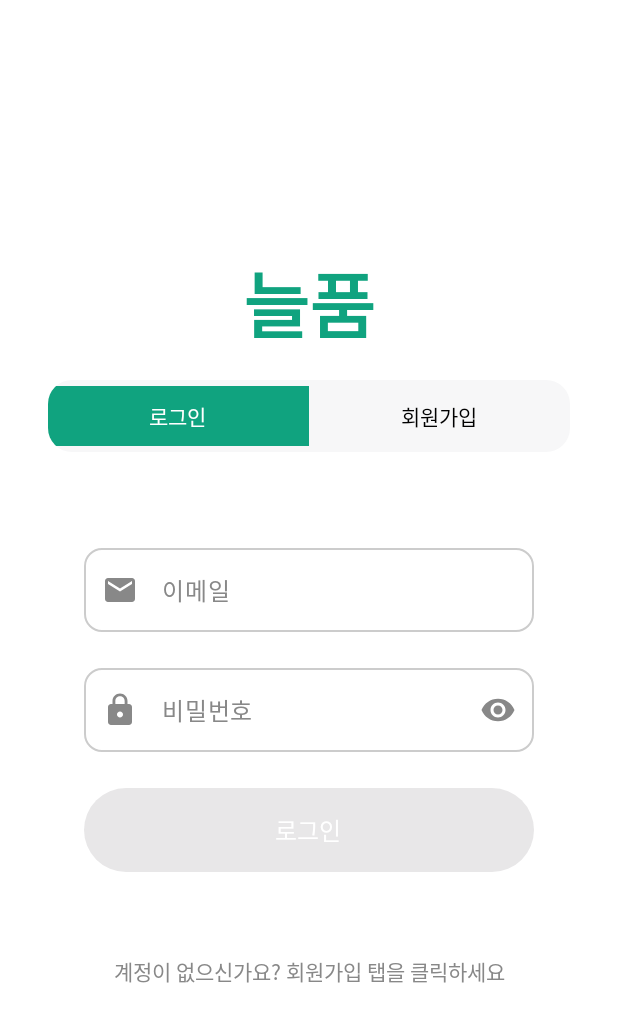
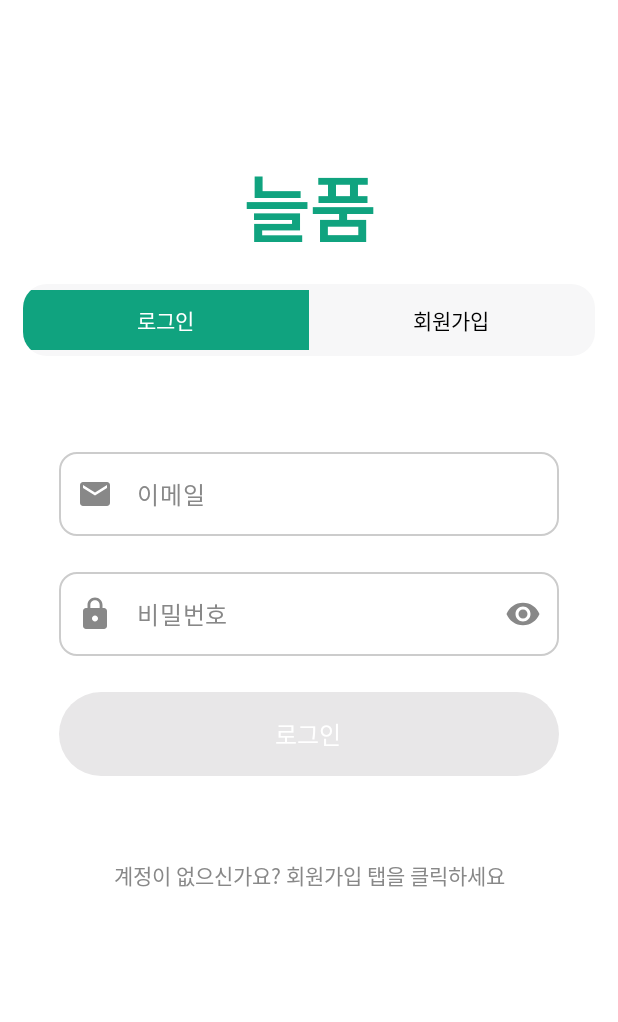
Before and after one commit to DAIOSFoundation/pwooda, an Android app built with Jetpack Compose: the screen it shows after launch (LoginActivity), on a phone screen of 412 x 824 dp. Shown: the top 1022 px of the screen. Run offline under Robolectric (Android 15) with nearby library versions, the phone set to English and light mode, and no system bars.

```diff
--- a/app/src/main/java/com/banya/neulpum/presentation/ui/screens/LoginScreen.kt
+++ b/app/src/main/java/com/banya/neulpum/presentation/ui/screens/LoginScreen.kt
@@ -108,14 +108,18 @@ fun LoginScreen(
         }
     }
 
-    Column(
+    Box(
         modifier = Modifier
             .fillMaxSize()
             .background(Color.White)
+            .padding(horizontal = 15.dp, vertical = 32.dp)
+    ) {
+        Column(
+            modifier = Modifier
+                .fillMaxWidth()
                 .verticalScroll(rememberScrollState())
-            .padding(32.dp),
-        horizontalAlignment = Alignment.CenterHorizontally,
-        verticalArrangement = Arrangement.Center
+                .padding(top = 70.dp),
+            horizontalAlignment = Alignment.CenterHorizontally
         ) {
                 // 로고 및 제목
                 Text(
@@ -703,6 +707,7 @@ fun LoginScreen(
             textAlign = TextAlign.Center
         )
         }
+    }
 
     // 이용약관 스크린
     if (showTermsScreen) {
```
Lines whose indentation alone changed are shown as unchanged.
